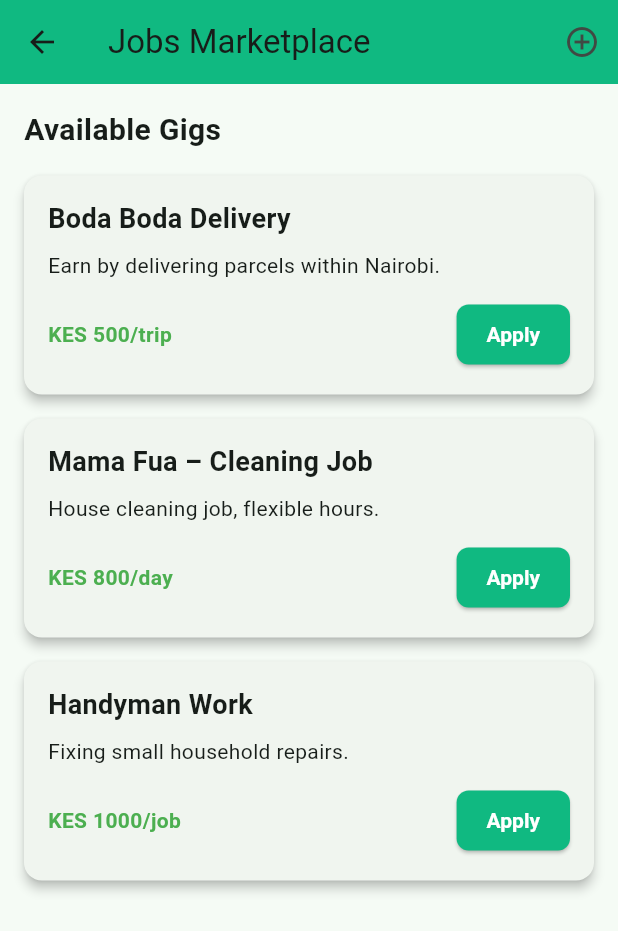
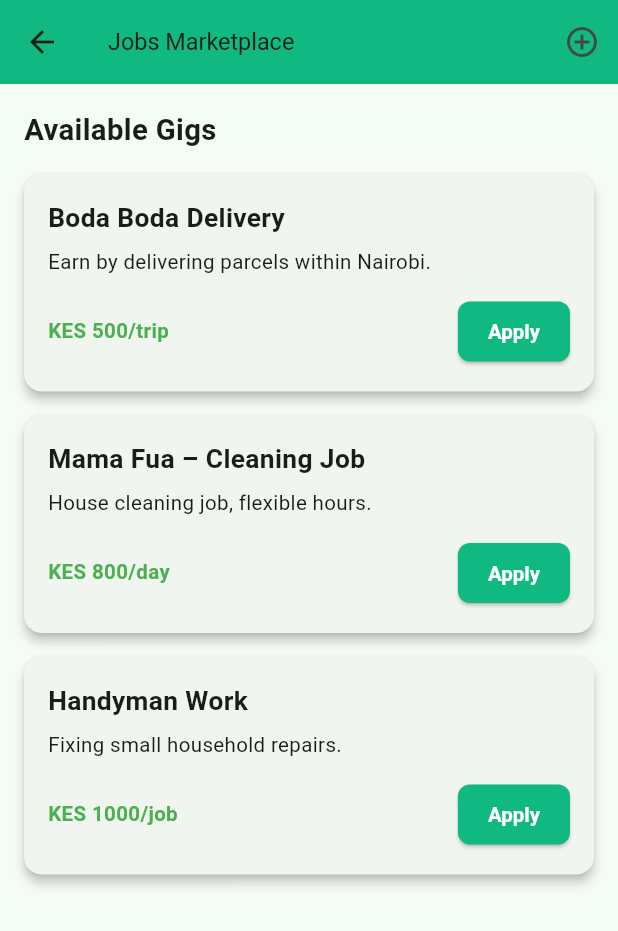
Before and after one commit to Veranzi/Jasho, a Flutter app: the JobsPage screen opened by its route, on a phone screen of 412 x 824 dp. Shown: the top 931 px of the screen. Run offline on Flutter 3.47's test engine with Material 3 defaults, Android fonts, the phone set to English and light mode, and no system bars; our stand-ins replace fl_chart, flutter_screenutil, intl_phone_field, printing, responsive_framework, shared_preferences; accounts and stored records are empty.

Commit message:
Refactor: Use flutter_screenutil for responsive text sizes
Co-authored-by: leparitours <leparitours@gmail.com>

```diff
--- a/jashoo/lib/screens/dashboard/jobs.dart
+++ b/jashoo/lib/screens/dashboard/jobs.dart
@@ -1,4 +1,5 @@
 import 'package:flutter/material.dart';
+import 'package:flutter_screenutil/flutter_screenutil.dart';
 
 class JobsPage extends StatelessWidget {
   const JobsPage({super.key});
@@ -8,7 +9,7 @@ class JobsPage extends StatelessWidget {
     return Scaffold(
       appBar: AppBar(
         backgroundColor: const Color(0xFF10B981),
-        title: const Text("Jobs Marketplace"),
+        title: Text("Jobs Marketplace", style: TextStyle(fontSize: 16.sp)),
         actions: [
           IconButton(
             icon: const Icon(Icons.add_circle_outline),
@@ -20,9 +21,9 @@ class JobsPage extends StatelessWidget {
       body: ListView(
         padding: const EdgeInsets.all(16),
         children: [
-          const Text(
+          Text(
             "Available Gigs",
-            style: TextStyle(fontSize: 20, fontWeight: FontWeight.bold),
+            style: TextStyle(fontSize: 20.sp, fontWeight: FontWeight.bold),
           ),
           const SizedBox(height: 16),
 
@@ -71,17 +72,17 @@ class JobsPage extends StatelessWidget {
           crossAxisAlignment: CrossAxisAlignment.start,
           children: [
             Text(title,
-                style: const TextStyle(
-                    fontSize: 18, fontWeight: FontWeight.bold)),
+                style: TextStyle(
+                    fontSize: 18.sp, fontWeight: FontWeight.bold)),
             const SizedBox(height: 8),
-            Text(description, style: const TextStyle(fontSize: 14)),
+            Text(description, style: TextStyle(fontSize: 14.sp)),
             const SizedBox(height: 12),
             Row(
               mainAxisAlignment: MainAxisAlignment.spaceBetween,
               children: [
                 Text(price,
-                    style: const TextStyle(
-                        fontSize: 14,
+                    style: TextStyle(
+                        fontSize: 14.sp,
                         fontWeight: FontWeight.bold,
                         color: Colors.green)),
                 ElevatedButton(
@@ -99,7 +100,7 @@ class JobsPage extends StatelessWidget {
                     textStyle: const TextStyle(
                         fontSize: 14, fontWeight: FontWeight.bold),
                   ),
-                  child: const Text("Apply"),
+                  child: Text("Apply", style: TextStyle(fontSize: 14.sp)),
                 ),
               ],
             )
```
Also changed, not shown: jashoo/lib/screens/dashboard/transaction_history_screen.dart (+5 -4 lines), jashoo/lib/screens/wallet/deposit_screen.dart (+5 -4 lines), jashoo/lib/screens/wallet/withdraw_screen.dart (+6 -5 lines).
